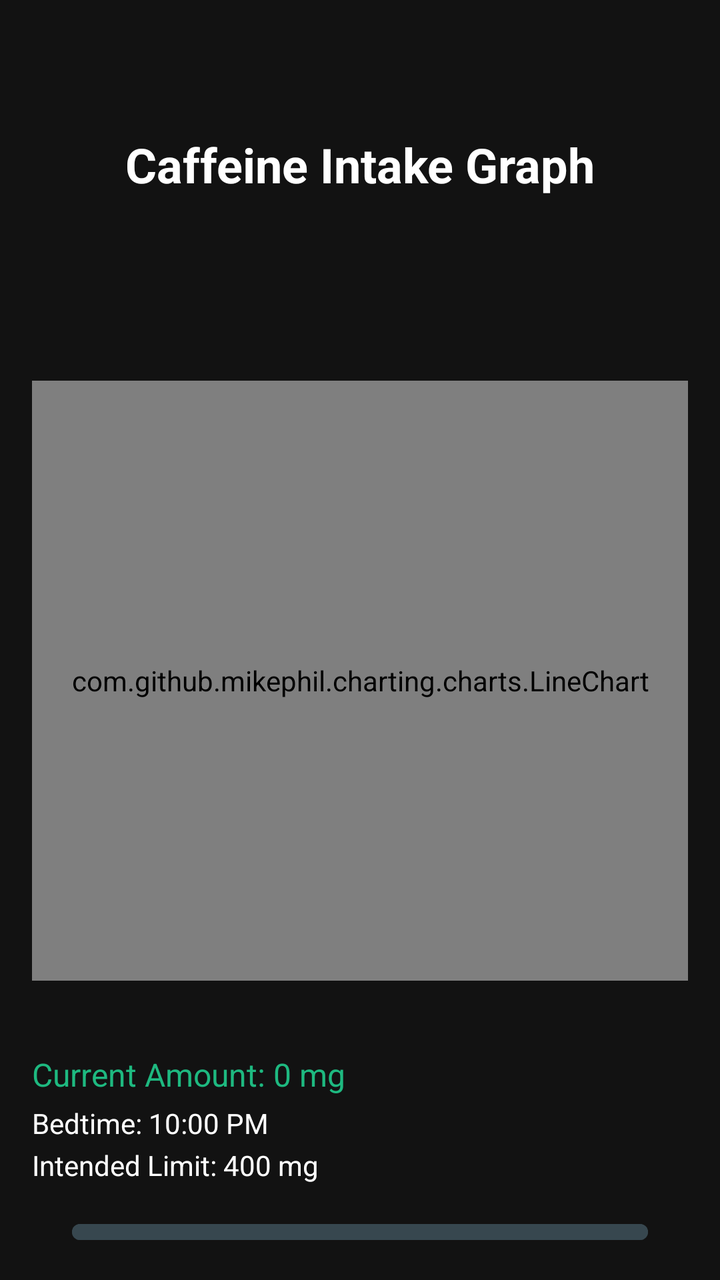
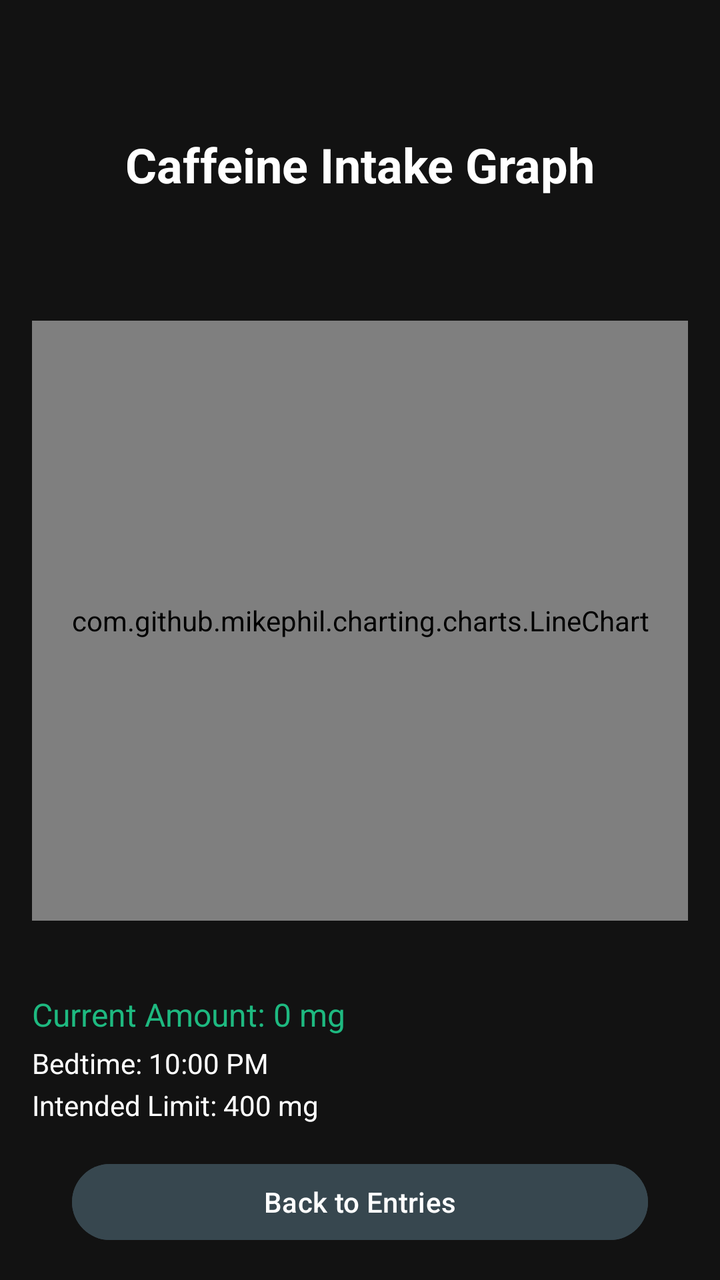

Screens rendered from an Android XML layout before and after an edit, with the pre-edit source and the edit as a unified diff.
<!-- AndroidManifest.xml: application theme Theme.Caffiend -->
<!-- res/layout/activity_main2.xml -->
<?xml version="1.0" encoding="utf-8"?>
<LinearLayout
    xmlns:android="http://schemas.android.com/apk/res/android"
    android:layout_width="match_parent"
    android:layout_height="match_parent"
    android:background="#121212"
    android:orientation="vertical"
    android:padding="16dp">

    <TextView
        android:id="@+id/headerText"
        android:layout_width="match_parent"
        android:layout_height="wrap_content"
        android:text="Caffeine Intake Graph"
        android:textColor="#FFFFFF"
        android:textSize="24sp"
        android:textStyle="bold"
        android:gravity="center"
        android:layout_marginBottom="12dp"
        android:layout_marginTop="50dp"/>

    <com.github.mikephil.charting.charts.LineChart
        android:id="@+id/lineChart"
        android:layout_width="match_parent"
        android:layout_height="300dp"
        android:layout_marginBottom="16dp"
        android:layout_marginTop="80dp"/>

    <TextView
        android:id="@+id/currentAmountText"
        android:layout_width="match_parent"
        android:layout_height="wrap_content"
        android:text="Current Amount: 0 mg"
        android:textColor="#1EB980"
        android:textSize="16sp"
        android:layout_marginBottom="4dp"
        android:layout_marginTop="20dp"/>

    <TextView
        android:id="@+id/bedtimeText"
        android:layout_width="match_parent"
        android:layout_height="wrap_content"
        android:text="Bedtime: 10:00 PM"
        android:textColor="#FFFFFF"
        android:textSize="14sp"
        android:layout_marginBottom="2dp"/>

    <TextView
        android:id="@+id/intendedLimitText"
        android:layout_width="match_parent"
        android:layout_height="wrap_content"
        android:text="Intended Limit: 400 mg"
        android:textColor="#FFFFFF"
        android:textSize="14sp"
        android:layout_marginBottom="16dp"/>

    <Button
        android:id="@+id/entriesButton"
        android:layout_width="match_parent"
        android:layout_height="wrap_content"
        android:text="Back to Entries"
        android:backgroundTint="#37474F"
        android:textColor="#FFFFFF"
        android:layout_marginHorizontal="20dp"
        />
</LinearLayout>
<!-- resources referenced by this layout -->
<resources>
  <style name="Theme.Caffiend" parent="Base.Theme.Caffiend" />
  <style name="Base.Theme.Caffiend" parent="Theme.Material3.DayNight.NoActionBar">
          
          
      </style>
</resources>

<!-- the commit's change to res/layout/activity_main2.xml (unified diff, before → after) -->
@@ -7,6 +7,7 @@
     android:orientation="vertical"
     android:padding="16dp">
 
+    
     <TextView
         android:id="@+id/headerText"
         android:layout_width="match_parent"
@@ -19,13 +20,15 @@
         android:layout_marginBottom="12dp"
         android:layout_marginTop="50dp"/>
 
+    
     <com.github.mikephil.charting.charts.LineChart
         android:id="@+id/lineChart"
         android:layout_width="match_parent"
         android:layout_height="300dp"
         android:layout_marginBottom="16dp"
-        android:layout_marginTop="80dp"/>
+        android:layout_marginTop="50dp"/>
 
+    
     <TextView
         android:id="@+id/currentAmountText"
         android:layout_width="match_parent"
@@ -54,6 +57,7 @@
         android:textSize="14sp"
         android:layout_marginBottom="16dp"/>
 
+    
     <Button
         android:id="@+id/entriesButton"
         android:layout_width="match_parent"
@@ -61,6 +65,5 @@
         android:text="Back to Entries"
         android:backgroundTint="#37474F"
         android:textColor="#FFFFFF"
-        android:layout_marginHorizontal="20dp"
-        />
+        android:layout_marginHorizontal="20dp"/>
 </LinearLayout>
